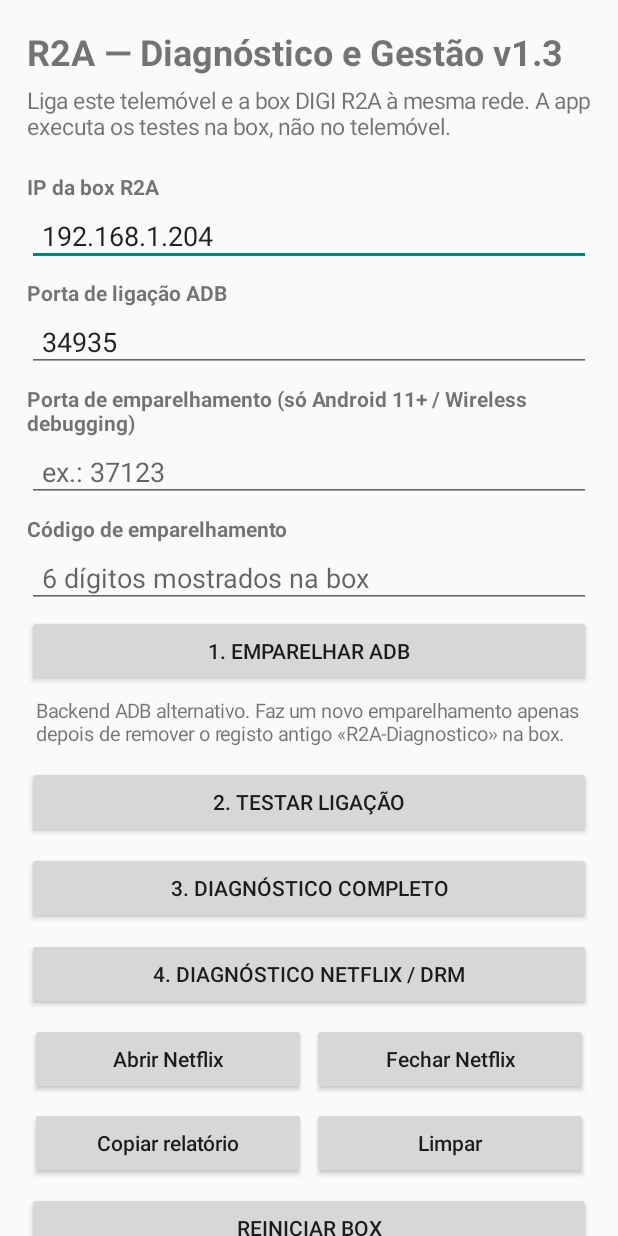
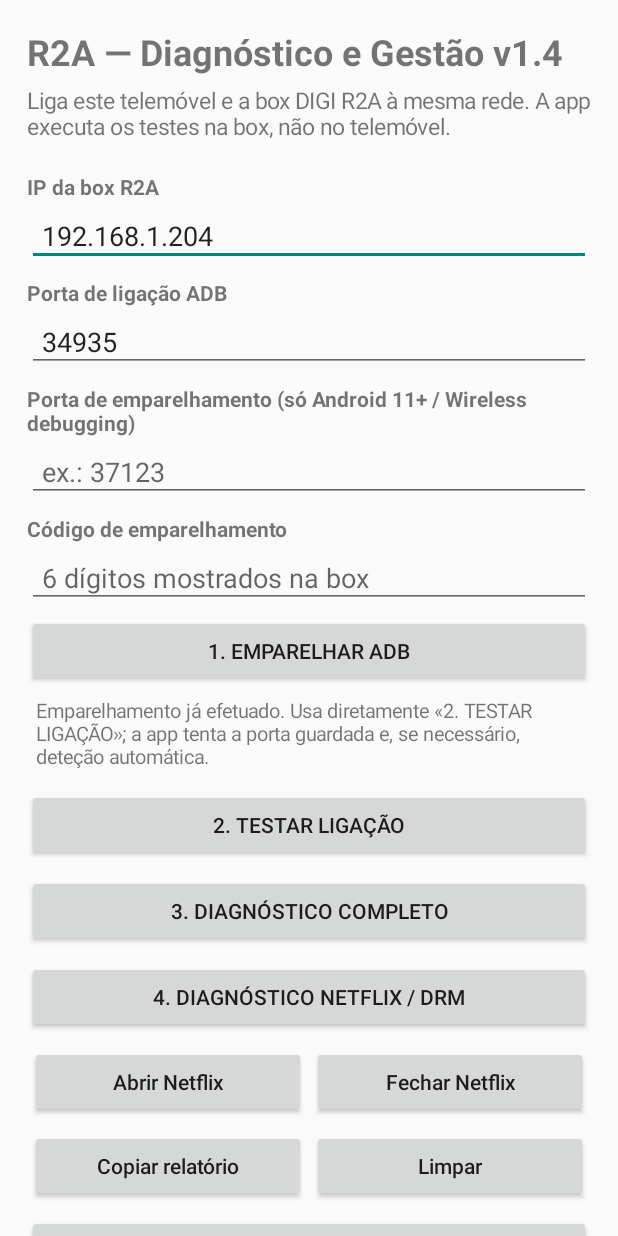
Before and after one commit to karlovitch/horarios-familia-2026-2027, an Android app: the screen it shows after launch (MainActivity), on a phone screen of 412 x 824 dp. Run offline under Robolectric (Android 15) with nearby library versions, the light colour scheme and no system bars; libraries missing offline, so code that uses them is left out: io.github.muntashirakon.adb.

Commit message:
R2A v1.4: evitar bloqueios e adicionar fallback automatico

```diff
--- a/android-r2a-manager/app/src/main/java/pt/horariosfamilia/r2a/MainActivity.kt
+++ b/android-r2a-manager/app/src/main/java/pt/horariosfamilia/r2a/MainActivity.kt
@@ -57,7 +57,7 @@ class MainActivity : Activity() {
         scroll.addView(root)
 
         root.addView(TextView(this).apply {
-            text = "R2A — Diagnóstico e Gestão v1.3"
+            text = "R2A — Diagnóstico e Gestão v1.4"
             textSize = 24f
             setTypeface(typeface, Typeface.BOLD)
         })
@@ -85,7 +85,7 @@ class MainActivity : Activity() {
 
         root.addView(button("1. EMPARELHAR ADB") { pairDevice() })
         pairStatusView = TextView(this).apply {
-            text = "Backend ADB alternativo. Faz um novo emparelhamento apenas depois de remover o registo antigo «R2A-Diagnostico» na box."
+            text = "Emparelhamento já efetuado. Usa diretamente «2. TESTAR LIGAÇÃO»; a app tenta a porta guardada e, se necessário, deteção automática."
             textSize = 13f
             setPadding(dp(6), dp(2), dp(6), dp(8))
         }
@@ -211,9 +211,10 @@ class MainActivity : Activity() {
 
     private fun testConnection() {
         runWithDevice("TESTE DE LIGAÇÃO") { manager ->
+            busy(true, "Ligação ADB estabelecida. A testar comando…")
             val echo = safeShell(manager, "echo R2A_MANAGER_OK")
             val model = safeShell(manager, "getprop ro.product.manufacturer; getprop ro.product.model; getprop ro.build.version.release")
-            "Resposta: " + echo + "\n\nDispositivo:\n" + model
+            "Ligação ADB: OK\nResposta: " + echo + "\n\nDispositivo:\n" + model
         }
     }
 
@@ -320,16 +321,29 @@ class MainActivity : Activity() {
             return
         }
         saveFields()
-        busy(true, "A ligar à R2A…")
+        busy(true, "A ligar à R2A em " + host + ":" + port + "…")
         scope.launch {
             val result = runCatching {
-                val manager = R2AAdbManager.getInstance(applicationContext)
-                manager.setTimeout(15, TimeUnit.SECONDS)
-                runCatching { manager.disconnect() }
-                val connected = manager.connect(host, port)
+                var manager = R2AAdbManager.getInstance(applicationContext)
+                manager.setTimeout(8, TimeUnit.SECONDS)
+
+                var connected = manager.isConnected
+                if (!connected) {
+                    connected = runCatching { manager.connect(host, port) }.getOrDefault(false)
+                }
+
+                if (!connected) {
+                    busy(true, "Ligação direta falhou. A procurar a R2A automaticamente…")
+                    manager = R2AAdbManager.recreate(applicationContext)
+                    manager.setTimeout(8, TimeUnit.SECONDS)
+                    connected = runCatching { manager.connectTls(applicationContext, 6000) }.getOrDefault(false)
+                }
+
                 if (!connected && !manager.isConnected) {
-                    throw IOException("Não foi possível estabelecer a ligação ADB à R2A.")
+                    throw IOException("Não foi possível estabelecer a ligação ADB por porta direta nem por deteção automática.")
                 }
+
+                busy(true, "Ligação ADB estabelecida.")
                 block(manager)
             }
             showResult(title, result)
@@ -338,22 +352,32 @@ class MainActivity : Activity() {
 
     private fun safeShell(manager: AbsAdbConnectionManager, command: String): String {
         return runCatching {
-            val stream = manager.openStream("shell:" + command)
+            val marker = "__R2A_END__"
+            val stream = manager.openStream("shell:" + command + "; echo " + marker)
             val output = ByteArrayOutputStream()
             try {
                 val input = stream.openInputStream()
                 val buffer = ByteArray(4096)
-                while (true) {
-                    val count = try { input.read(buffer) } catch (e: IOException) {
-                        if (output.size() > 0) break else throw e
+                val deadline = System.currentTimeMillis() + 8000L
+                while (System.currentTimeMillis() < deadline) {
+                    val available = runCatching { input.available() }.getOrElse { break }
+                    if (available > 0) {
+                        val count = input.read(buffer, 0, minOf(buffer.size, available))
+                        if (count > 0) {
+                            output.write(buffer, 0, count)
+                            val current = output.toString(StandardCharsets.UTF_8.name())
+                            if (current.contains(marker)) break
+                        }
+                    } else {
+                        if (stream.isClosed) break
+                        Thread.sleep(40)
                     }
-                    if (count <= 0) break
-                    output.write(buffer, 0, count)
                 }
             } finally {
                 runCatching { stream.close() }
             }
-            output.toString(StandardCharsets.UTF_8.name()).trim()
+            val text = output.toString(StandardCharsets.UTF_8.name()).replace(marker, "").trim()
+            if (text.isBlank()) "(sem resposta ao comando em 8 s)" else text
         }.getOrElse { "[erro ao executar] " + (it.message ?: it.javaClass.simpleName) }
     }
 
@@ -380,7 +404,7 @@ class MainActivity : Activity() {
                 val error = result.exceptionOrNull()
                 val raw = error?.message ?: error?.javaClass?.simpleName ?: "desconhecido"
                 val hint = if (title == "EMPARELHAMENTO ADB") {
-                    "Gera um NOVO código na R2A antes de repetir. A v1.2 usa um backend ADB diferente (libadb-android), mantendo o IP e a porta de ligação já preenchidos."
+                    "Gera um NOVO código na R2A antes de repetir. O emparelhamento já está guardado. Não voltes a emparelhar a menos que a app indique explicitamente que é necessário."
                 } else {
                     "Confirma que a Depuração sem fios continua ativada e que a porta de LIGAÇÃO ADB é a mostrada no ecrã principal da R2A."
                 }
```
